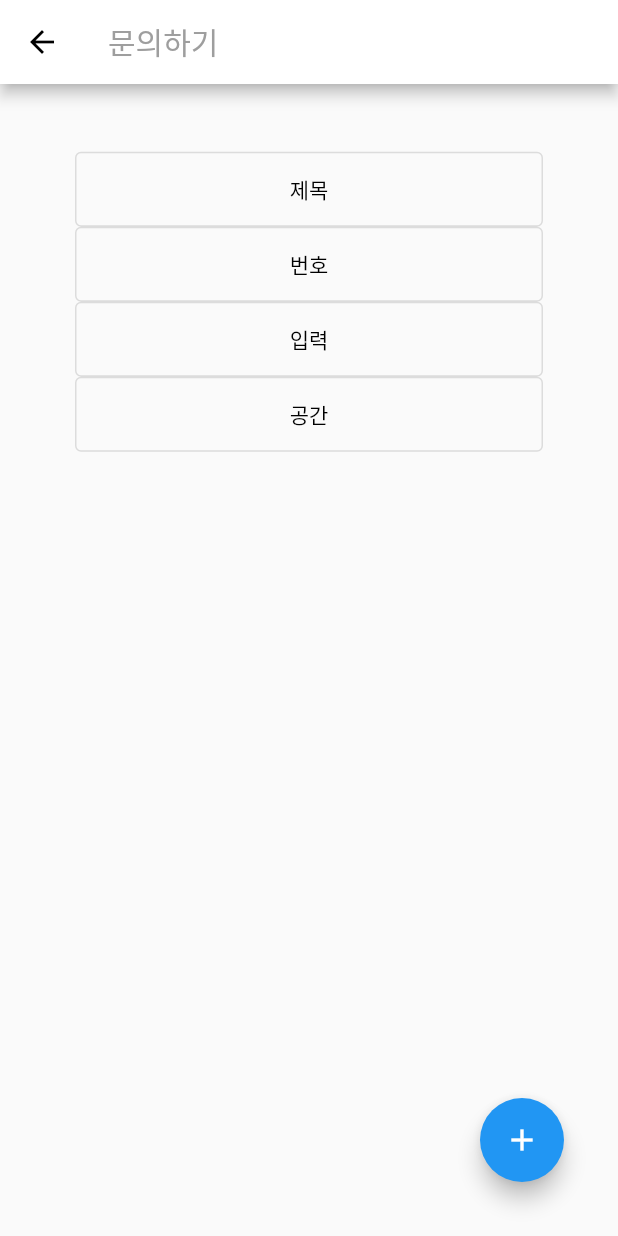
After one commit to ChoiYoungHan/Mom-sCare, a Flutter app: the Question screen opened directly, on a phone screen of 412 x 824 dp. The commit adds this screen. Run offline on Flutter 3.47's test engine with Material 2 defaults, Android fonts, the phone set to English and light mode, and no system bars; our stand-ins replace image_picker, table_calendar.

Commit message:
추가/수정 change_phone - 위젯 오류 수정 (Flex는 Padding이 아닌 Expanded위젯 내부에 위치 하여야 한다) edit - question 연결 question - 추가

```diff
--- a/lib/change_phone.dart
+++ b/lib/change_phone.dart
@@ -44,12 +44,12 @@ class _ChangePhoneState extends State<ChangePhone> {
           Expanded(
             child: Container(),flex: 4,
           ),
-          Padding(
-            padding: EdgeInsets.fromLTRB(0, 10, 0, 0),
-            child: Expanded(
-              child: Text('전화번호 입력', style: TextStyle(fontSize: 20,color: Colors.black),textAlign: TextAlign.left, ),
+          Expanded(
+              child: Padding(
+                padding: EdgeInsets.fromLTRB(0,5,0,0),
+                child: Text('전화번호 입력', style: TextStyle(fontSize: 20,color: Colors.black),textAlign: TextAlign.left, ),
+              ),
             flex: 2,),
-          ),
           Expanded(
             child: Padding(
               padding: EdgeInsets.fromLTRB(100,0,100,0),
@@ -77,8 +77,8 @@ class _ChangePhoneState extends State<ChangePhone> {
                   },child: Text('확인', style: TextStyle(color: Colors.black,),),
                 ),
               ),
-            ),flex: 2,
-          ),
+            ),
+            flex: 2,),
           Expanded(
             child: Container(),flex: 2,
           ),
--- a/lib/edit.dart
+++ b/lib/edit.dart
@@ -1,5 +1,6 @@
 import 'package:care_application/change_user_info.dart';
 import 'package:care_application/my_page.dart';
+import 'package:care_application/question.dart';
 import 'package:flutter/cupertino.dart';
 import 'package:flutter/material.dart';
 import 'package:flutter/services.dart';
@@ -81,7 +82,9 @@ class _EditState extends State<Edit> {
                 width: MediaQuery.of(context).size.width*0.77, // 위젯의 너비를 화면 너비*0.77로 동일설정
                 padding: EdgeInsets.all(10), // 네 면의 여백을 10만큼 줌
                 child: OutlinedButton(
-                    onPressed: (){},
+                    onPressed: (){
+                      Navigator.of(context).push(MaterialPageRoute(builder: (context) => Question())); // 문의하기 페이지로 이동
+                    },
                     child: Row(
                       children: [
                         Expanded( // 상자 위젯
--- /dev/null
+++ b/lib/question.dart
@@ -0,0 +1,82 @@
+import 'package:care_application/edit.dart';
+import 'package:flutter/cupertino.dart';
+import 'package:flutter/material.dart';
+
+class question extends StatelessWidget {
+  const question({Key? key}) : super(key: key);
+
+  @override
+  Widget build(BuildContext context) {
+    return MaterialApp(
+        debugShowCheckedModeBanner: false,
+        home: Question()
+    );
+  }
+}
+
+class Question extends StatefulWidget {
+  const Question({Key? key}) : super(key: key);
+
+  @override
+  State<Question> createState() => _QuestionState();
+}
+
+class _QuestionState extends State<Question> {
+
+  final List<String> question = <String>['제목','번호','입력','공간']; // 추후 받을 문의목록 대체
+  @override
+  Widget build(BuildContext context) {
+    return Scaffold(
+      appBar: AppBar(
+          automaticallyImplyLeading: false, // 뒤로가기 버튼 제거
+          backgroundColor: Colors.white, // 상단 바 배경색을 흰색으로 설정
+          title: Text('문의하기', style: TextStyle(color: Colors.grey)), // 상단 바 글자색을 검정색으로 설정
+          leading: IconButton(onPressed: () {
+            Navigator.of(context).push(MaterialPageRoute(builder: (context) => Edit())); // 개인정보 변경 페이지로 이동
+          }, icon: Icon(Icons.arrow_back, color: Colors.black,),
+          )
+      ),
+      body: Column(
+        children: [
+          Expanded(
+            child: Container(),flex: 1,
+          ),
+          Expanded(
+            child: ListView.builder(
+              itemCount: question.length,
+              itemBuilder: (context, index){
+                return Padding(
+                  padding: const EdgeInsets.fromLTRB(50,0,50,0),
+                  child: Container(
+                    width: 120,
+                    height: 50,
+                    child: OutlinedButton(
+                      onPressed: (){}, // 문의 내용으로 갈 버튼
+                      child: Text('${question[index]}',style: TextStyle(color: Colors.black),),
+                    ),
+                  ),
+                );
+              },
+            ),
+          flex: 15,),
+          Expanded(
+            child: Container(),flex: 1,
+          ),
+        ],
+      ),
+      floatingActionButton: Stack(
+        children: [
+          Positioned(
+            bottom: 20,
+            right: 20,
+            child: FloatingActionButton(
+              onPressed: (){
+                // 문의 추가 페이지로 이동
+              },child: Icon(Icons.add,color: Colors.white,),
+            ),
+          ),
+        ],
+      )
+    );
+  }
+}
```
